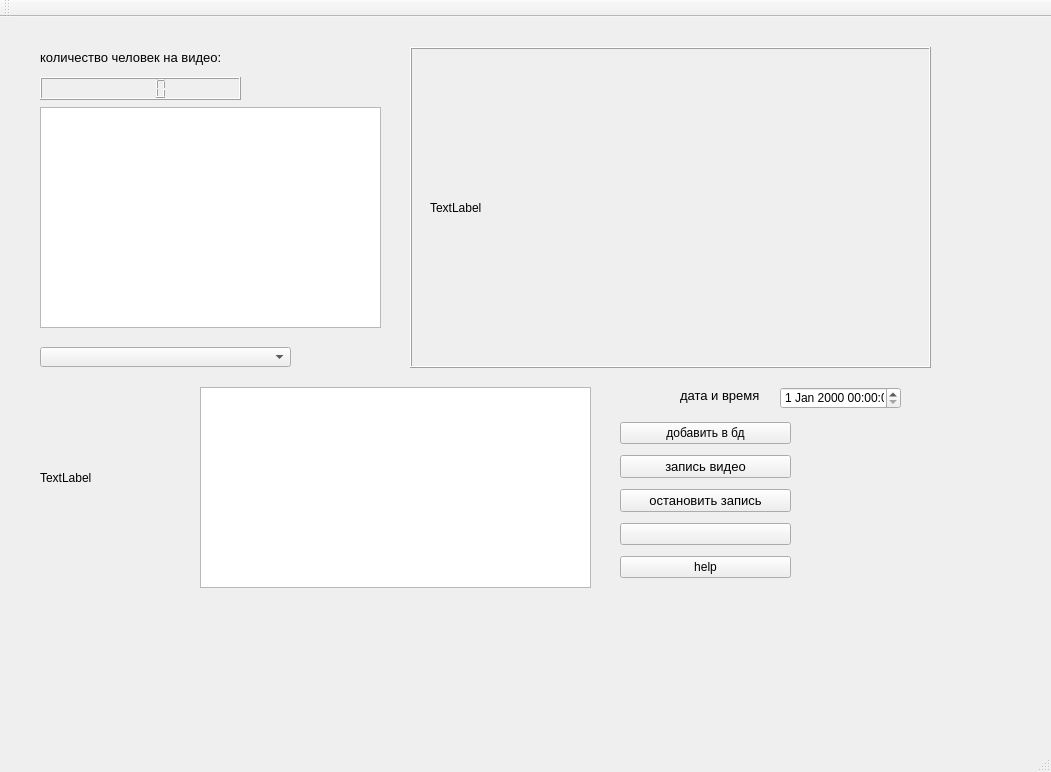
Above: mainWindow.ui from vikt-l/FaceRecognitionProject before the change. Below: the same form after it.
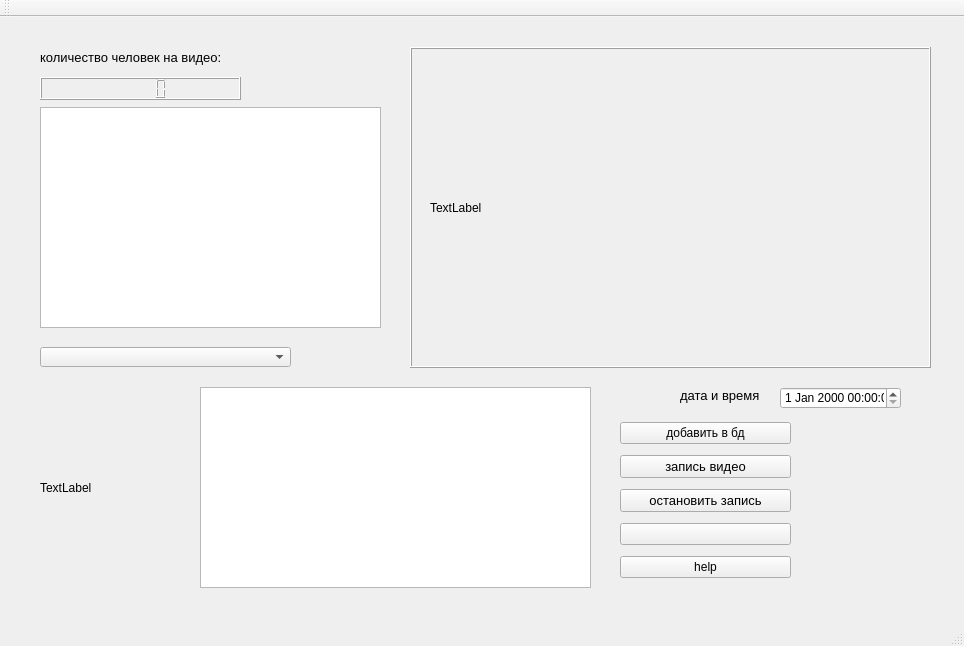
That is the form after the change.

Diff of the .ui file:
```diff
--- a/mainWindow.ui
+++ b/mainWindow.ui
@@ -6,8 +6,8 @@
    <rect>
     <x>0</x>
     <y>0</y>
-    <width>1051</width>
-    <height>772</height>
+    <width>964</width>
+    <height>646</height>
    </rect>
   </property>
   <property name="windowTitle">
@@ -190,7 +190,7 @@
     <property name="geometry">
      <rect>
       <x>40</x>
-      <y>370</y>
+      <y>380</y>
       <width>141</width>
       <height>181</height>
      </rect>
```
Left out of the diff: 2 changed lines with no effect on the pictures.
